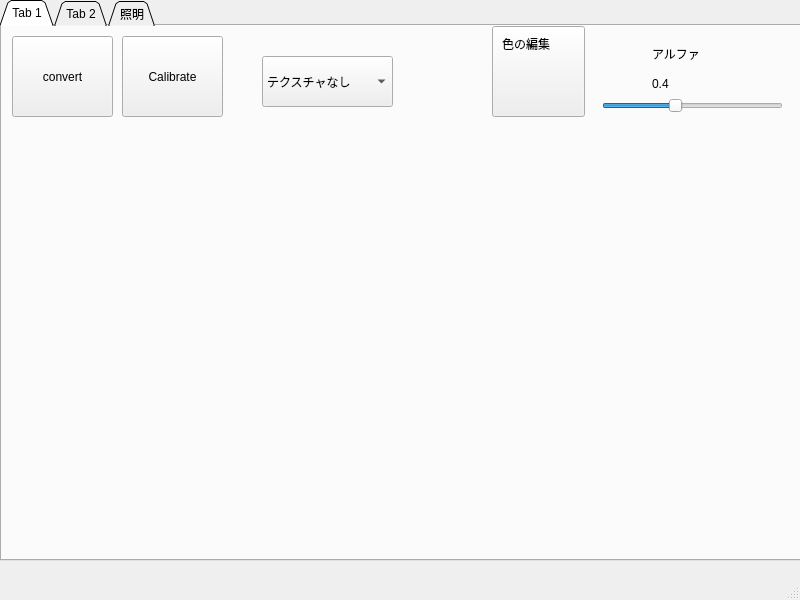
Old version of the form FoodModification/View/mainWindow.ui in the repository JunyaUeda/FoodAR.
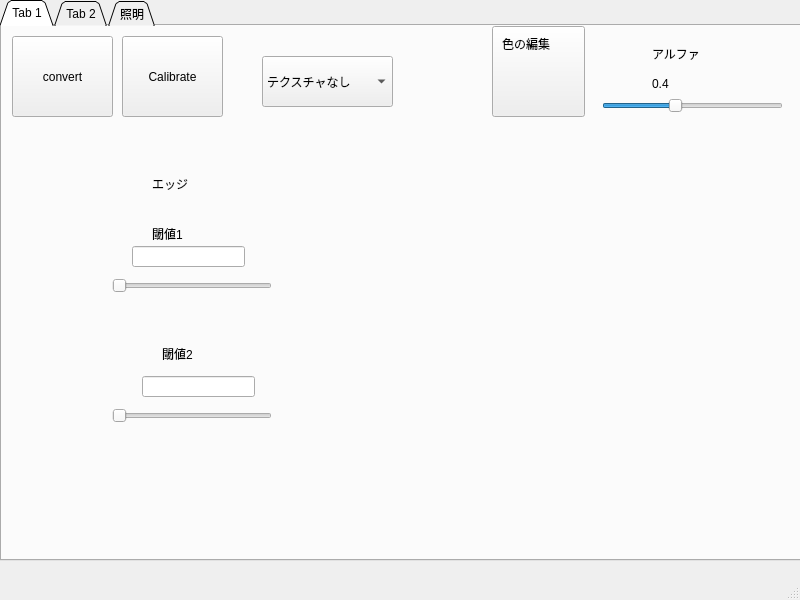
New version of the form. The open tabs and pages were chosen to show the change.

What changed in the file:
```diff
--- a/FoodModification/View/mainWindow.ui
+++ b/FoodModification/View/mainWindow.ui
@@ -163,6 +163,91 @@
        </property>
       </item>
      </widget>
+     <widget class="QLineEdit" name="edgeThresholdLineEdit_1">
+      <property name="geometry">
+       <rect>
+        <x>130</x>
+        <y>220</y>
+        <width>113</width>
+        <height>21</height>
+       </rect>
+      </property>
+     </widget>
+     <widget class="QLineEdit" name="edgeThresholdLineEdit_2">
+      <property name="geometry">
+       <rect>
+        <x>140</x>
+        <y>350</y>
+        <width>113</width>
+        <height>21</height>
+       </rect>
+      </property>
+     </widget>
+     <widget class="QLabel" name="label_2">
+      <property name="geometry">
+       <rect>
+        <x>150</x>
+        <y>150</y>
+        <width>62</width>
+        <height>15</height>
+       </rect>
+      </property>
+      <property name="text">
+       <string>エッジ</string>
+      </property>
+     </widget>
+     <widget class="QSlider" name="edgeThresholdSlider_1">
+      <property name="geometry">
+       <rect>
+        <x>110</x>
+        <y>250</y>
+        <width>160</width>
+        <height>19</height>
+       </rect>
+      </property>
+      <property name="orientation">
+       <enum>Qt::Horizontal</enum>
+      </property>
+     </widget>
+     <widget class="QSlider" name="edgeThresholdSlider_2">
+      <property name="geometry">
+       <rect>
+        <x>110</x>
+        <y>380</y>
+        <width>160</width>
+        <height>19</height>
+       </rect>
+      </property>
+      <property name="orientation">
+       <enum>Qt::Horizontal</enum>
+      </property>
+     </widget>
+     <widget class="QLabel" name="edgeThresholdLabel_1">
+      <property name="geometry">
+       <rect>
+        <x>150</x>
+        <y>200</y>
+        <width>62</width>
+        <height>15</height>
+       </rect>
+      </property>
+      <property name="text">
+       <string>閾値1</string>
+      </property>
+     </widget>
+     <widget class="QLabel" name="edgeThresholdLabel_2">
+      <property name="geometry">
+       <rect>
+        <x>160</x>
+        <y>320</y>
+        <width>62</width>
+        <height>15</height>
+       </rect>
+      </property>
+      <property name="text">
+       <string>閾値2</string>
+      </property>
+     </widget>
     </widget>
     <widget class="QWidget" name="tab_2">
      <attribute name="title">
```
Left out of the diff: 4 changed lines with no effect on the pictures.
